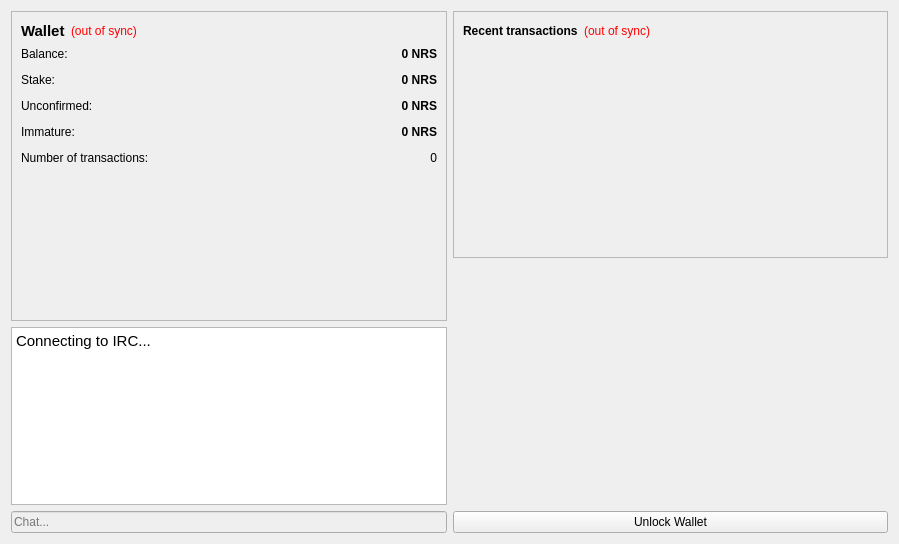
Old version of the form src/qt/forms/overviewpage.ui in the repository NoirX/NoirShares-v2-old.
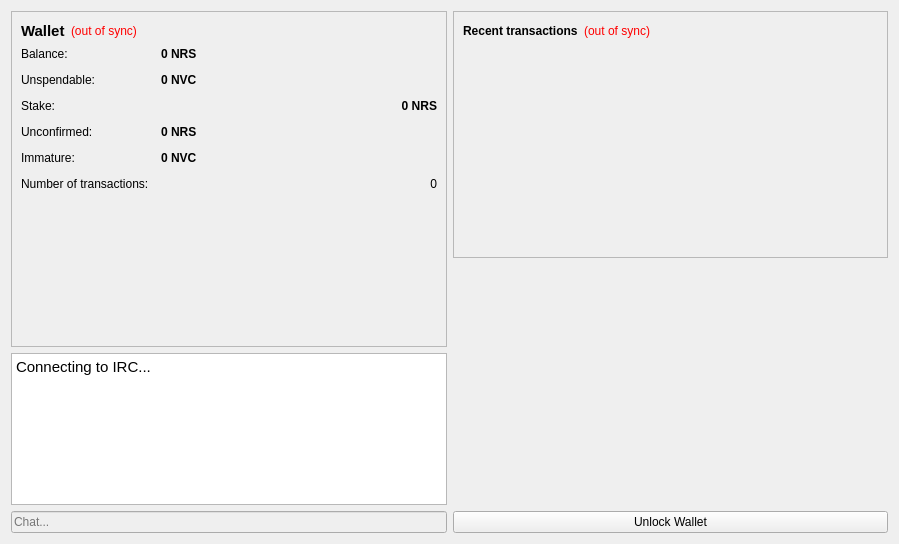
New version of the form. Icons and pictures are not drawn.

Patch:
```diff
--- a/src/qt/forms/overviewpage.ui
+++ b/src/qt/forms/overviewpage.ui
@@ -110,8 +110,34 @@
             <property name="text">
              <string notr="true">0 NRS</string>
             </property>
-            <property name="alignment">
-             <set>Qt::AlignRight|Qt::AlignTrailing|Qt::AlignVCenter</set>
+            <property name="textInteractionFlags">
+             <set>Qt::LinksAccessibleByMouse|Qt::TextSelectableByKeyboard|Qt::TextSelectableByMouse</set>
+            </property>
+           </widget>
+          </item>
+          <item row="1" column="0">
+           <widget class="QLabel" name="labelBalanceWatchOnlyText">
+            <property name="text">
+             <string>Unspendable:</string>
+            </property>
+           </widget>
+          </item>
+          <item row="1" column="1">
+           <widget class="QLabel" name="labelBalanceWatchOnly">
+            <property name="font">
+             <font>
+              <weight>75</weight>
+              <bold>true</bold>
+             </font>
+            </property>
+            <property name="cursor">
+             <cursorShape>IBeamCursor</cursorShape>
+            </property>
+            <property name="toolTip">
+             <string>Your unspendable balance</string>
+            </property>
+            <property name="text">
+             <string notr="true">0 NVC</string>
             </property>
             <property name="textInteractionFlags">
              <set>Qt::LinksAccessibleByMouse|Qt::TextSelectableByKeyboard|Qt::TextSelectableByMouse</set>
@@ -149,9 +175,6 @@
             <property name="text">
              <string notr="true">0 NRS</string>
             </property>
-            <property name="alignment">
-             <set>Qt::AlignRight|Qt::AlignTrailing|Qt::AlignVCenter</set>
-            </property>
             <property name="textInteractionFlags">
              <set>Qt::LinksAccessibleByMouse|Qt::TextSelectableByKeyboard|Qt::TextSelectableByMouse</set>
             </property>
@@ -176,10 +199,7 @@
              <string>Mined balance that has not yet matured</string>
             </property>
             <property name="text">
-             <string notr="true">0 NRS</string>
-            </property>
-            <property name="alignment">
-             <set>Qt::AlignRight|Qt::AlignTrailing|Qt::AlignVCenter</set>
+             <string notr="true">0 NVC</string>
             </property>
             <property name="textInteractionFlags">
              <set>Qt::LinksAccessibleByMouse|Qt::TextSelectableByKeyboard|Qt::TextSelectableByMouse</set>
```
Left out of the diff: 2 changed lines with no effect on the pictures.
